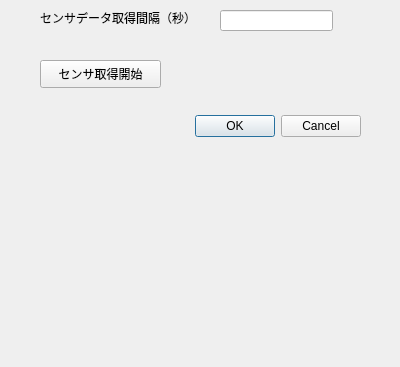
Above: ReceiveSensorData_dialog_base.ui from yoichigmf/ReceiveSensorData before the change. Below: the same form after it.
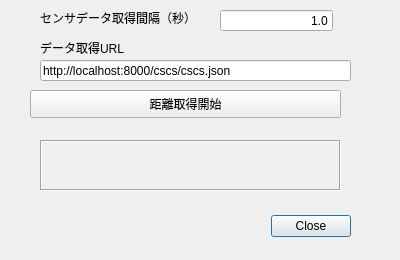
That is the form after the change.

Commit message: Add timer module

Diff of the .ui file:
```diff
--- a/ReceiveSensorData_dialog_base.ui
+++ b/ReceiveSensorData_dialog_base.ui
@@ -7,7 +7,7 @@
     <x>0</x>
     <y>0</y>
     <width>400</width>
-    <height>367</height>
+    <height>260</height>
    </rect>
   </property>
   <property name="windowTitle">
@@ -16,8 +16,8 @@
   <widget class="QDialogButtonBox" name="button_box">
    <property name="geometry">
     <rect>
-     <x>20</x>
-     <y>110</y>
+     <x>10</x>
+     <y>210</y>
      <width>341</width>
      <height>32</height>
     </rect>
@@ -26,20 +26,20 @@
     <enum>Qt::Horizontal</enum>
    </property>
    <property name="standardButtons">
-    <set>QDialogButtonBox::Cancel|QDialogButtonBox::Ok</set>
+    <set>QDialogButtonBox::Close</set>
    </property>
   </widget>
   <widget class="QPushButton" name="buttonStartStop">
    <property name="geometry">
     <rect>
-     <x>40</x>
-     <y>60</y>
-     <width>121</width>
+     <x>30</x>
+     <y>90</y>
+     <width>311</width>
      <height>28</height>
     </rect>
    </property>
    <property name="text">
-    <string>センサ取得開始</string>
+    <string>距離取得開始</string>
    </property>
   </widget>
   <widget class="QLineEdit" name="lineEdit">
@@ -51,6 +51,15 @@
      <height>21</height>
     </rect>
    </property>
+   <property name="layoutDirection">
+    <enum>Qt::LeftToRight</enum>
+   </property>
+   <property name="text">
+    <string>1.0</string>
+   </property>
+   <property name="alignment">
+    <set>Qt::AlignRight|Qt::AlignTrailing|Qt::AlignVCenter</set>
+   </property>
   </widget>
   <widget class="QLabel" name="label">
    <property name="geometry">
@@ -65,6 +74,54 @@
     <string>センサデータ取得間隔（秒）</string>
    </property>
   </widget>
+  <widget class="QLineEdit" name="lineEdit_URL">
+   <property name="geometry">
+    <rect>
+     <x>40</x>
+     <y>60</y>
+     <width>311</width>
+     <height>21</height>
+    </rect>
+   </property>
+   <property name="text">
+    <string>http://localhost:8000/cscs/cscs.json</string>
+   </property>
+  </widget>
+  <widget class="QLabel" name="label_2">
+   <property name="geometry">
+    <rect>
+     <x>40</x>
+     <y>40</y>
+     <width>131</width>
+     <height>16</height>
+    </rect>
+   </property>
+   <property name="text">
+    <string>データ取得URL</string>
+   </property>
+  </widget>
+  <widget class="QLabel" name="Text_res">
+   <property name="geometry">
+    <rect>
+     <x>40</x>
+     <y>140</y>
+     <width>301</width>
+     <height>51</height>
+    </rect>
+   </property>
+   <property name="frameShape">
+    <enum>QFrame::Box</enum>
+   </property>
+   <property name="frameShadow">
+    <enum>QFrame::Sunken</enum>
+   </property>
+   <property name="text">
+    <string/>
+   </property>
+   <property name="alignment">
+    <set>Qt::AlignLeading|Qt::AlignLeft|Qt::AlignTop</set>
+   </property>
+  </widget>
  </widget>
  <resources/>
  <connections>
```
The commit also changes 1 other file.
